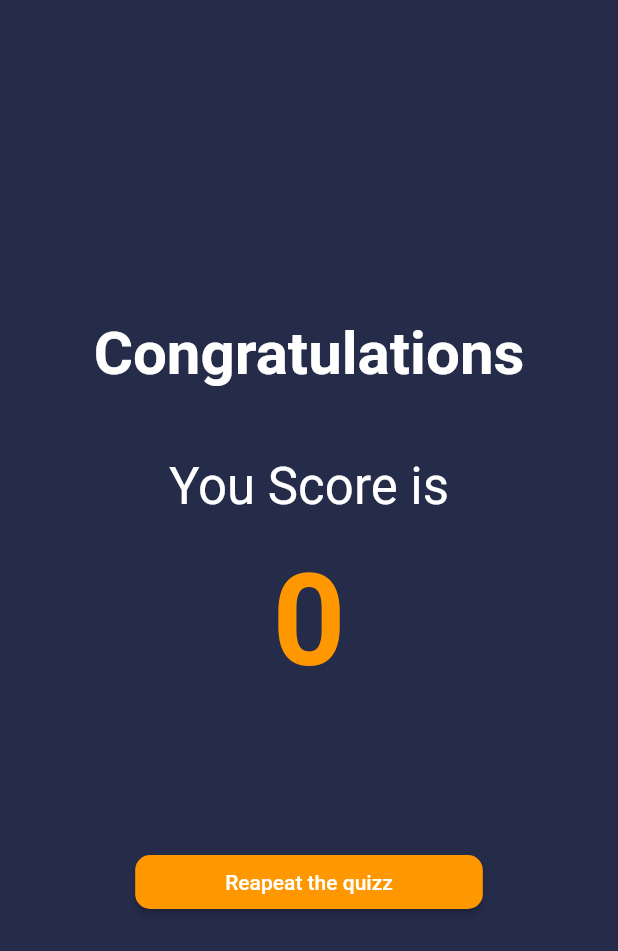
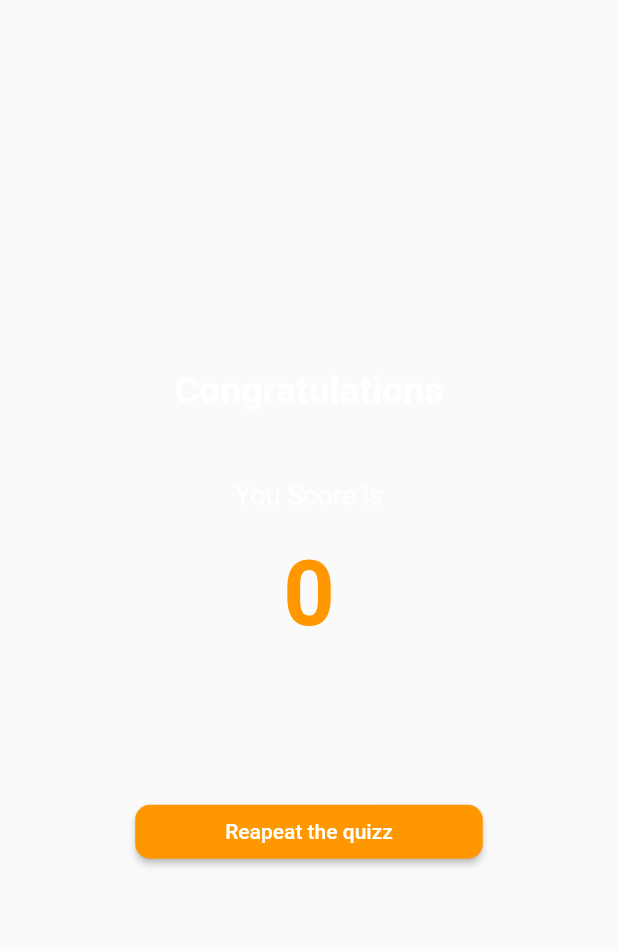
Before and after one commit to MuhammetVural/QuizzApp_with_DarkTheme, a Flutter app: the ResultScreen screen opened directly with empty values, on a phone screen of 412 x 824 dp. Shown: the top 951 px of the screen. Run offline on Flutter 3.47's test engine with Material 2 defaults, Android fonts, the phone set to English and light mode, and no system bars.

Commit message:
sonuç ekranı güncellendi

```diff
--- a/lib/screens/result_screen.dart
+++ b/lib/screens/result_screen.dart
@@ -18,7 +18,7 @@ class _ResultScreenState extends State<ResultScreen> {
   @override
   Widget build(BuildContext context) {
     return Scaffold(
-      backgroundColor: AppColor.pripmaryColor,
+
       body: Column(
         mainAxisAlignment: MainAxisAlignment.center,
         crossAxisAlignment: CrossAxisAlignment.center,
@@ -30,7 +30,7 @@ class _ResultScreenState extends State<ResultScreen> {
               textAlign: TextAlign.center,
               style: TextStyle(
                 color: Colors.white,
-                fontSize: 40.0,
+                fontSize: 25.0,
                 fontWeight: FontWeight.bold,
               ),
             ),
@@ -40,7 +40,7 @@ class _ResultScreenState extends State<ResultScreen> {
           ),
           const Text(
             "You Score is",
-            style: TextStyle(color: Colors.white, fontSize: 34.0),
+            style: TextStyle(color: Colors.white, fontSize: 18.0),
           ),
           const SizedBox(
             height: 20.0,
@@ -49,7 +49,7 @@ class _ResultScreenState extends State<ResultScreen> {
             "${widget.score}",
             style: const TextStyle(
               color: Colors.orange,
-              fontSize: 85.0,
+              fontSize: 60.0,
               fontWeight: FontWeight.bold,
             ),
           ),
```
